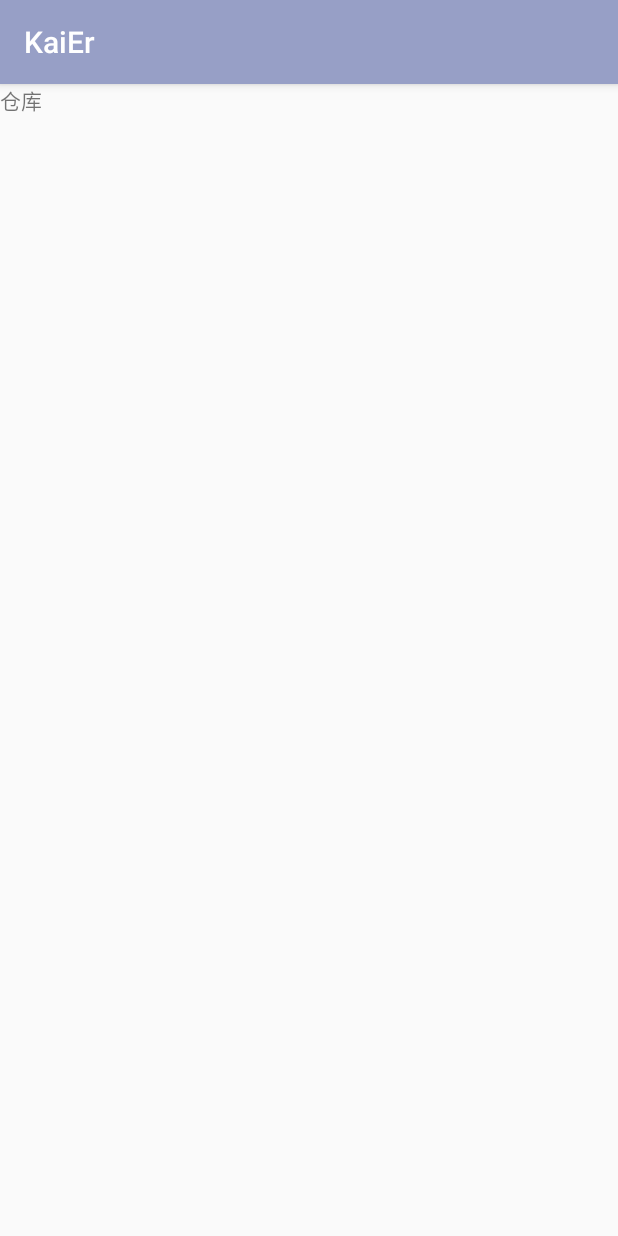
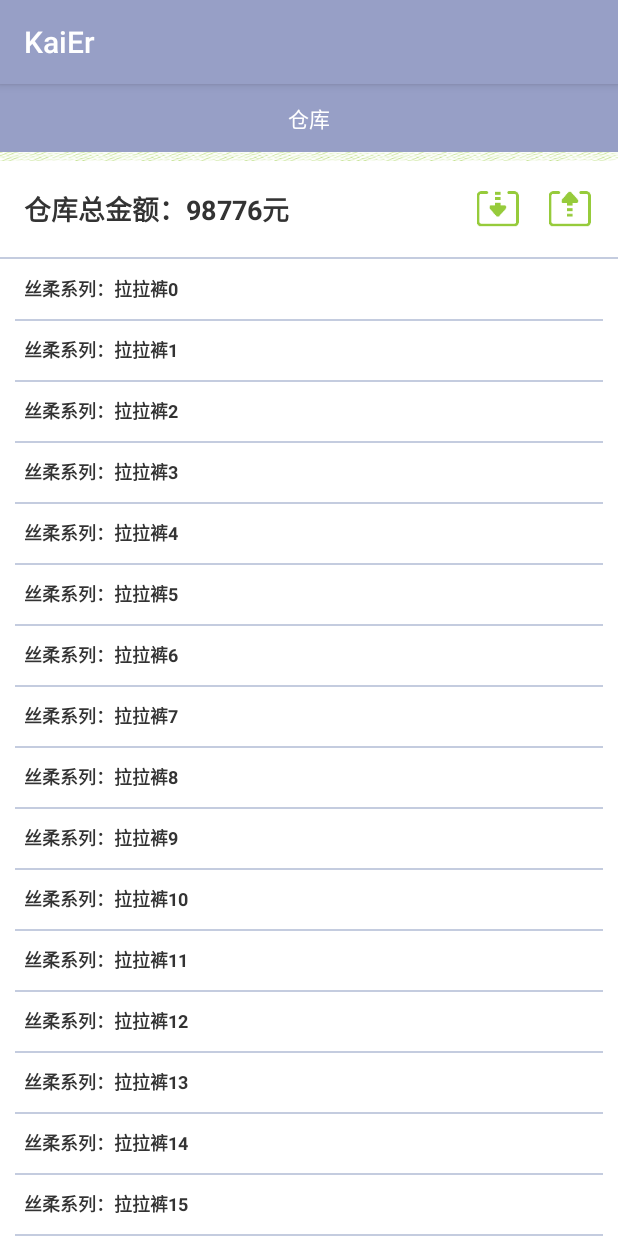
Before and after one commit to AzerothRevere/KaiEr, an Android app: the fragment WareHouseFragment shown on its own in the app's theme, on a phone screen of 412 x 824 dp. Run offline under Robolectric (Android 15) with nearby library versions, the phone set to English and light mode, and no system bars.

Commit message:
refs #card8

```diff
--- a/app/src/main/AndroidManifest.xml
+++ b/app/src/main/AndroidManifest.xml
@@ -8,9 +8,13 @@
         android:label="@string/app_name"
         android:supportsRtl="true"
         android:theme="@style/AppTheme">
-        <activity android:name=".activity.HomeActivity"/>
+        <activity
+            android:name=".activity.HomeActivity"
+            android:screenOrientation="portrait" />
 
-        <activity android:name=".activity.TutorialActivity"
+        <activity
+            android:name=".activity.TutorialActivity"
+            android:screenOrientation="portrait"
             android:theme="@style/Theme.AppCompat.NoActionBar">
             <intent-filter>
                 <action android:name="android.intent.action.MAIN" />
--- /dev/null
+++ b/app/src/main/java/com/eatchicken/kaier/adapter/ProductListAdapter.java
@@ -0,0 +1,68 @@
+package com.eatchicken.kaier.adapter;
+
+import android.content.Context;
+import android.view.LayoutInflater;
+import android.view.View;
+import android.view.ViewGroup;
+import android.widget.BaseAdapter;
+import android.widget.TextView;
+
+import com.eatchicken.kaier.R;
+
+import java.util.List;
+
+public class ProductListAdapter extends BaseAdapter {
+    private List<String> productList;
+    private Context context;
+
+    public ProductListAdapter(Context context, List<String> productList) {
+        this.context = context;
+        this.productList = productList;
+    }
+
+    @Override
+    public int getCount() {
+        return productList.size() > 0 ? productList.size() : 0;
+    }
+
+    @Override
+    public Object getItem(int position) {
+        return productList.get(position);
+    }
+
+    @Override
+    public long getItemId(int position) {
+        return position;
+    }
+
+    @Override
+    public View getView(int position, View convertView, ViewGroup viewGroup) {
+        ViewHolder viewHolder;
+        if (convertView == null) {
+            View view = LayoutInflater.from(context).inflate(R.layout.adapter_product_list, viewGroup, false);
+            viewHolder = new ViewHolder(view);
+            view.setTag(viewHolder);
+            convertView = view;
+        } else {
+            viewHolder = (ViewHolder) convertView.getTag();
+        }
+
+        viewHolder.product.setText(productList.get(position));
+        viewHolder.line.setVisibility(isBottomLine(position) ? View.GONE : View.VISIBLE);
+        return convertView;
+    }
+
+    private boolean isBottomLine(int position) {
+        return position == productList.size() - 1;
+    }
+
+    private static class ViewHolder {
+        TextView product;
+        View line;
+
+        ViewHolder(View view) {
+            product = view.findViewById(R.id.product_text);
+            line = view.findViewById(R.id.line);
+        }
+    }
+}
--- a/app/src/main/java/com/eatchicken/kaier/fragment/WareHouseFragment.java
+++ b/app/src/main/java/com/eatchicken/kaier/fragment/WareHouseFragment.java
@@ -5,10 +5,22 @@ import android.support.v4.app.Fragment;
 import android.view.LayoutInflater;
 import android.view.View;
 import android.view.ViewGroup;
+import android.widget.ListView;
+import android.widget.TextView;
 
 import com.eatchicken.kaier.R;
+import com.eatchicken.kaier.adapter.ProductListAdapter;
+
+import java.util.ArrayList;
+import java.util.List;
 
 public class WareHouseFragment extends Fragment {
+    private TextView title;
+    private ListView productListView;
+    private TextView emptyView;
+    private TextView amountOfMoney;
+    private ProductListAdapter productListAdapter;
+
     @Override
     public View onCreateView(LayoutInflater inflater, ViewGroup container, Bundle savedInstanceState) {
         return inflater.inflate(R.layout.fragment_warehouse, container, false);
@@ -17,5 +29,25 @@ public class WareHouseFragment extends Fragment {
     @Override
     public void onViewCreated(View view, Bundle savedInstanceState) {
         super.onViewCreated(view, savedInstanceState);
+        initView(view);
+    }
+
+    private void initView(View view) {
+        amountOfMoney = view.findViewById(R.id.amount_of_money);
+        productListView = view.findViewById(R.id.product_list);
+        title = view.findViewById(R.id.title);
+        emptyView = view.findViewById(R.id.empty_view);
+
+        title.setText(getString(R.string.ware_house));
+
+        //TODO for UI，I created test Data. we should use sqlLite's data in the future.
+        amountOfMoney.setText(getString(R.string.amount_of_money, 98776));
+        List<String> product = new ArrayList<>();
+        for (int i = 0; i < 90; i++) {
+            product.add("丝柔系列：拉拉裤" + i);
+        }
+        productListAdapter = new ProductListAdapter(getActivity(), product);
+        productListView.setEmptyView(emptyView);
+        productListView.setAdapter(productListAdapter);
     }
 }
--- /dev/null
+++ b/app/src/main/res/layout/adapter_product_list.xml
@@ -0,0 +1,15 @@
+<?xml version="1.0" encoding="utf-8"?>
+<LinearLayout xmlns:android="http://schemas.android.com/apk/res/android"
+    android:layout_width="match_parent"
+    android:layout_height="match_parent"
+    android:orientation="vertical">
+
+    <TextView
+        android:id="@+id/product_text"
+        style="@style/ProfileTextViewStyle" />
+
+    <View
+        android:id="@+id/line"
+        style="@style/LineStyle" />
+
+</LinearLayout>
--- a/app/src/main/res/layout/fragment_warehouse.xml
+++ b/app/src/main/res/layout/fragment_warehouse.xml
@@ -2,10 +2,68 @@
 <LinearLayout xmlns:android="http://schemas.android.com/apk/res/android"
     android:layout_width="match_parent"
     android:layout_height="match_parent"
+    android:background="@color/white"
     android:orientation="vertical">
 
+    <include layout="@layout/layout_comment_title" />
+
+    <ImageView
+        android:layout_width="match_parent"
+        android:layout_height="wrap_content"
+        android:scaleType="fitXY"
+        android:src="@mipmap/line" />
+
+    <LinearLayout
+        android:layout_width="match_parent"
+        android:layout_height="wrap_content"
+        android:layout_margin="@dimen/margin16"
+        android:background="@color/white"
+        android:gravity="center">
+
+        <TextView
+            android:id="@+id/amount_of_money"
+            android:layout_width="0dp"
+            android:layout_height="wrap_content"
+            android:layout_weight="1"
+            android:text="@string/amount_of_money"
+            android:textColor="@color/dark2"
+            android:textSize="@dimen/text_size18"
+            android:textStyle="bold" />
+
+        <ImageView
+            android:id="@+id/out_warehouse"
+            android:layout_width="wrap_content"
+            android:layout_height="wrap_content"
+            android:src="@mipmap/in_warehouse" />
+
+        <ImageView
+            android:id="@+id/input_warehouse"
+            android:layout_width="wrap_content"
+            android:layout_height="wrap_content"
+            android:layout_marginStart="@dimen/margin16"
+            android:src="@mipmap/out_warehouse" />
+    </LinearLayout>
+
+    <View
+        android:layout_width="match_parent"
+        android:layout_height="@dimen/height1"
+        android:background="@color/colorAccent" />
+
+    <ListView
+        android:id="@+id/product_list"
+        android:layout_width="match_parent"
+        android:layout_height="match_parent"
+        android:divider="@color/transparent"
+        android:dividerHeight="0dp"
+        android:scrollbars="none" />
+
     <TextView
-        android:layout_width="wrap_content"
-        android:layout_height="wrap_content"
-        android:text="@string/ware_house" />
+        android:id="@+id/empty_view"
+        android:layout_width="match_parent"
+        android:layout_height="match_parent"
+        android:gravity="center"
+        android:text="@string/empty_text"
+        android:textColor="@color/gray1"
+        android:textSize="@dimen/text_size14"
+        android:textStyle="bold" />
 </LinearLayout>
--- a/app/src/main/res/values/colors.xml
+++ b/app/src/main/res/values/colors.xml
@@ -3,6 +3,7 @@
     <color name="colorPrimary">#979fc6</color>
     <color name="colorPrimaryDark">#c5cde0</color>
     <color name="colorAccent">#c4ccdf</color>
+    <color name="transparent">#00000000</color>
 
     <color name="white">#ffffff</color>
 
@@ -10,4 +11,6 @@
 
     <color name="dark1">#474165</color>
     <color name="dark2">#333333</color>
+
+    <color name="gray1">#bbbbbb</color>
 </resources>
--- a/app/src/main/res/values/strings.xml
+++ b/app/src/main/res/values/strings.xml
@@ -6,6 +6,7 @@
     <string name="ware_house">仓库</string>
     <string name="product">产品</string>
     <string name="user">个人</string>
+    <string name="empty_text">什么都没有哦，赶紧去进货吧！！！</string>
 
     <!--个人-->
     <string name="user_level">个人等级</string>
@@ -14,4 +15,10 @@
     <string name="submission">意见投稿</string>
     <string name="total_profit">总&#8194;盈&#8194;利：%1$d元</string>
     <string name="today_profit">今日盈利：%1$d元</string>
+
+    <!--仓库-->
+    <string name="amount_of_money">仓库总金额：%1$d元</string>
+    <string name="out_warehouse">出库</string>
+    <string name="input_warehouse">入库</string>
+
 </resources>
```
Also changed, not shown: app/src/main/res/mipmap-xxxhdpi/in_warehouse.png (added), app/src/main/res/mipmap-xxxhdpi/line.png (added), app/src/main/res/mipmap-xxxhdpi/out_warehouse.png (added).
